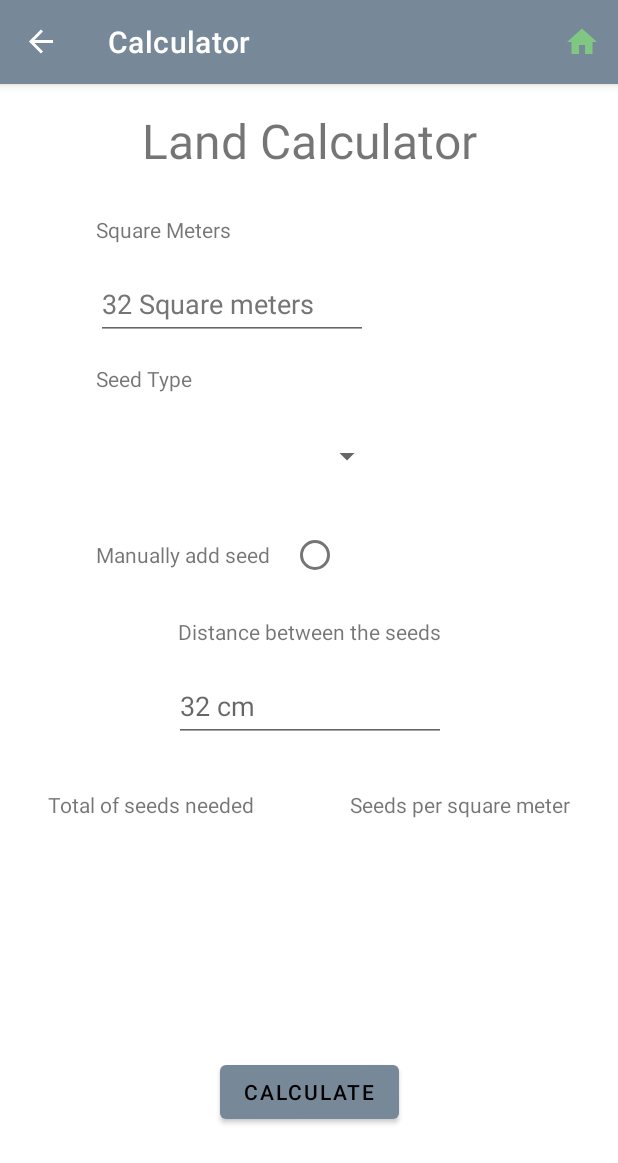
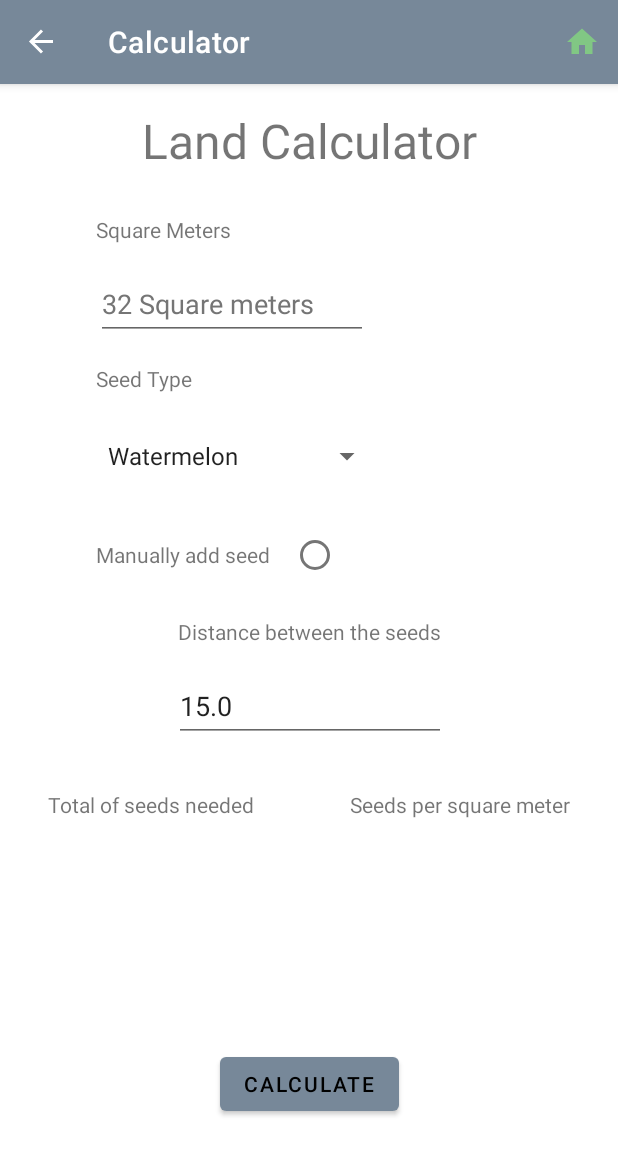
Before and after one commit to F2022-AppDev-II/project-farmerverse, an Android app: the Calculator screen opened through its navigation route, on a phone screen of 412 x 824 dp. Shown: the top 1163 px of the screen. Run offline under Robolectric (Android 15) with nearby library versions, the phone set to English and light mode, and no system bars; our stand-ins replace Room's generated code, navigation-ui.

Commit message:
Finalized the calculator

```diff
--- a/farmerverse/app/src/main/java/com/example/farmerverse/fragments/Calculator.java
+++ b/farmerverse/app/src/main/java/com/example/farmerverse/fragments/Calculator.java
@@ -1,14 +1,32 @@
 package com.example.farmerverse.fragments;
 
 import android.os.Bundle;
-
-import androidx.fragment.app.Fragment;
-
 import android.view.LayoutInflater;
 import android.view.View;
 import android.view.ViewGroup;
+import android.widget.AdapterView;
+import android.widget.ArrayAdapter;
+import android.widget.EditText;
+import android.widget.RadioButton;
+import android.widget.Spinner;
+import android.widget.TextView;
+import android.widget.Toast;
+
+import androidx.fragment.app.Fragment;
+import androidx.fragment.app.FragmentManager;
+import androidx.lifecycle.LiveData;
+import androidx.lifecycle.Observer;
+import androidx.lifecycle.ViewModelProvider;
+import androidx.navigation.NavController;
+import androidx.navigation.fragment.NavHostFragment;
 
 import com.example.farmerverse.R;
+import com.example.farmerverse.entities.Seed;
+import com.example.farmerverse.helpers.StringWithId;
+import com.example.farmerverse.viewmodel.FarmerverseViewModel;
+
+import java.util.ArrayList;
+import java.util.List;
 
 /**
  * A simple {@link Fragment} subclass.
@@ -26,7 +44,22 @@ public class Calculator extends Fragment {
     private String mParam1;
     private String mParam2;
 
-    public Calculator() {
+    private EditText editTextSquareMeters;
+    private Spinner seedSpinner;
+    private EditText editTextDistanceBetweenTwoSeeds;
+    private TextView txtSeedsNeeded;
+    private TextView txtPerSquareMeter;
+    private RadioButton rbManuallyAddSeed;
+    private FarmerverseViewModel farmerverseViewModel;
+    private NavController navController;
+    private double squareMeters;
+    private double spacing;
+    private Seed seedToCalculateOn;
+    private int currentSelectedSeedId = -1;
+    private double AVERAGE_ROW_SPACING_CM = 20 * 2.54;
+
+    public Calculator()
+    {
         // Required empty public constructor
     }
 
@@ -39,7 +72,8 @@ public class Calculator extends Fragment {
      * @return A new instance of fragment calculator.
      */
     // TODO: Rename and change types and number of parameters
-    public static Calculator newInstance(String param1, String param2) {
+    public static Calculator newInstance(String param1, String param2)
+    {
         Calculator fragment = new Calculator();
         Bundle args = new Bundle();
         args.putString(ARG_PARAM1, param1);
@@ -49,7 +83,8 @@ public class Calculator extends Fragment {
     }
 
     @Override
-    public void onCreate(Bundle savedInstanceState) {
+    public void onCreate(Bundle savedInstanceState)
+    {
         super.onCreate(savedInstanceState);
         if (getArguments() != null) {
             mParam1 = getArguments().getString(ARG_PARAM1);
@@ -59,8 +94,121 @@ public class Calculator extends Fragment {
 
     @Override
     public View onCreateView(LayoutInflater inflater, ViewGroup container,
-                             Bundle savedInstanceState) {
+                             Bundle savedInstanceState)
+    {
         // Inflate the layout for this fragment
-        return inflater.inflate(R.layout.fragment_calculator, container, false);
+        View view = inflater.inflate(R.layout.fragment_calculator, container, false);
+
+
+        //Get the ViewModel
+        farmerverseViewModel = new ViewModelProvider(getActivity()).get(FarmerverseViewModel.class);
+
+        //Get the NavController
+        FragmentManager supportFragmentManager = getActivity().getSupportFragmentManager();
+        NavHostFragment navHostFragment = (NavHostFragment) supportFragmentManager.findFragmentById(R.id.nav_host_fragment_content_main);
+        navController = navHostFragment.getNavController();
+
+        //Get XML items
+        editTextSquareMeters = view.findViewById(R.id.editTxtSquareMeters);
+        seedSpinner = view.findViewById(R.id.spinner);
+        editTextDistanceBetweenTwoSeeds = view.findViewById(R.id.editTextDistanceBetweenTwoSeeds);
+        txtSeedsNeeded = view.findViewById(R.id.txtSeedsNeeded);
+        txtPerSquareMeter = view.findViewById(R.id.txtSeedsPerSquareMeter);
+
+        //add items to spinner from DB
+        List<StringWithId> spinnerSeedList = new ArrayList<>();
+        LiveData<List<Seed>> seeds;
+        try {
+            seeds = farmerverseViewModel.getAllSeeds();
+            //Have to observe because it is done async and might be null sp onChanged gets called when it is no longer null
+            seeds.observe(getActivity(), new Observer<List<Seed>>() {
+                @Override
+                public void onChanged(List<Seed> seeds)
+                {
+                    //Now seeds is not null, if the db was changed somehow during lifetime of this fragment,
+                    //the spinner will also update
+                    for (Seed seed : seeds
+                    ) {
+                        spinnerSeedList.add(new StringWithId(seed.getName(), seed.getId()));
+                    }
+                    //set spinner adapter
+                    ArrayAdapter<StringWithId> adapter = new ArrayAdapter<>(getContext(), android.R.layout.simple_spinner_item, spinnerSeedList);
+                    adapter.setDropDownViewResource(android.R.layout.simple_spinner_dropdown_item);
+                    seedSpinner.setAdapter(adapter);
+                }
+            });
+        } catch (Exception e) {
+            Toast.makeText(getContext(), "Something went wrong populating the spinner", Toast.LENGTH_SHORT).show();
+        }
+
+
+        //SET LISTENERS
+        seedSpinner.setOnItemSelectedListener(new AdapterView.OnItemSelectedListener() {
+            @Override
+            public void onItemSelected(AdapterView<?> parent, View view, int position, long id)
+            {
+                StringWithId s = (StringWithId) parent.getItemAtPosition(position);
+                currentSelectedSeedId = s.getId();
+                //Now we can set the other data with the Id of the Seed
+
+                //set the space between the seeds based on spinner selection
+                Seed seed = farmerverseViewModel.getSeed(currentSelectedSeedId);
+                editTextDistanceBetweenTwoSeeds.setText(String.format("%s", seed.getSpaceBetween()));
+            }
+
+            @Override
+            public void onNothingSelected(AdapterView<?> parent)
+            {
+                //don't need
+            }
+        });
+
+        view.findViewById(R.id.btnCalculate).setOnClickListener(new View.OnClickListener() {
+            @Override
+            public void onClick(View v)
+            {
+                if (isFormFilledIn()) {
+                    ArrayList<Double> calculated = calculate();
+                    txtSeedsNeeded.setText(String.format("~ %d", calculated.get(0).intValue()));
+                    txtPerSquareMeter.setText(String.format("~ %d", calculated.get(1).intValue()));
+                } else {
+                    Toast.makeText(getContext(), "Make sure form is fully filled in", Toast.LENGTH_SHORT).show();
+                }
+            }
+        });
+
+        return view;
     }
+
+    private ArrayList<Double> calculate()
+    {
+        //assuming square for 1m^2
+        Seed currentSeed = farmerverseViewModel.getSeed(currentSelectedSeedId);
+        double distance = currentSeed.getSpaceBetween();
+        double plantsPerRow = 100 / distance;
+        double plantsPerColumn = 100 / distance;
+        double plantsPerSquareMeter = plantsPerColumn * plantsPerRow;
+
+        double numberOfPlants = plantsPerSquareMeter * squareMeters;
+
+
+        ArrayList<Double> calculated = new ArrayList<>();
+        calculated.add(numberOfPlants);
+        calculated.add(plantsPerSquareMeter);
+
+
+        return calculated;
+    }
+
+    private boolean isFormFilledIn()
+    {
+        try {
+            squareMeters = Double.parseDouble(editTextSquareMeters.getText().toString());
+            spacing = Double.parseDouble(editTextDistanceBetweenTwoSeeds.getText().toString());
+            return true;
+        } catch (Exception e) {
+            return false;
+        }
+    }
+    //TODO: Add Spinner on select Item to update the distance between 2 plants by querying database
 }
--- /dev/null
+++ b/farmerverse/app/src/main/java/com/example/farmerverse/helpers/StringWithId.java
@@ -0,0 +1,27 @@
+package com.example.farmerverse.helpers;
+
+/**
+ * This class is to help with spinners
+ * It enables us to have an id attached to each spinner item in order to query the database
+ * with the given id
+ * toString is called by the spinner automatically as what it returns is what the user sees
+ * as the options in the spinner
+ */
+public class StringWithId {
+    private String string;
+    private int id;
+
+    public StringWithId(String string, int id) {
+        this.string = string;
+        this.id = id;
+    }
+
+    @Override
+    public String toString() {
+        return string;
+    }
+
+    public int getId() {
+        return id;
+    }
+}
--- a/farmerverse/app/src/main/res/layout/fragment_calculator.xml
+++ b/farmerverse/app/src/main/res/layout/fragment_calculator.xml
@@ -12,9 +12,10 @@
 
         <TextView
             android:id="@+id/txtSeedsPerSquareMeter"
-            android:layout_width="118dp"
-            android:layout_height="53dp"
+            android:layout_width="wrap_content"
+            android:layout_height="wrap_content"
 
+            android:textSize="@dimen/TitleText"
             app:layout_constraintEnd_toEndOf="@+id/textView8"
             app:layout_constraintStart_toStartOf="@+id/textView8"
             app:layout_constraintTop_toTopOf="@+id/txtSeedsNeeded" />
@@ -98,7 +99,7 @@
             app:layout_constraintTop_toBottomOf="@+id/spinner" />
 
         <RadioButton
-            android:id="@+id/rbManuallyAddSeedton"
+            android:id="@+id/rbManuallyAddSeed"
             android:layout_width="wrap_content"
             android:layout_height="wrap_content"
             app:layout_constraintBottom_toBottomOf="@+id/textView5"
@@ -138,9 +139,10 @@
 
         <TextView
             android:id="@+id/txtSeedsNeeded"
-            android:layout_width="118dp"
-            android:layout_height="53dp"
+            android:layout_width="wrap_content"
+            android:layout_height="wrap_content"
             android:layout_marginTop="32dp"
+            android:textSize="@dimen/TitleText"
             app:layout_constraintEnd_toEndOf="@+id/textView7"
             app:layout_constraintStart_toStartOf="@+id/textView7"
             app:layout_constraintTop_toBottomOf="@+id/textView7" />
```
